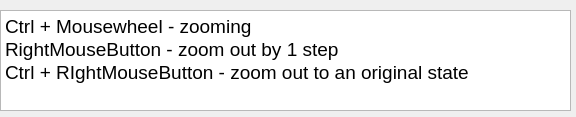
Qt form QwtPlotter/HotkeysInfo.ui (TauZer0/TypingAnalysis) before a commit.
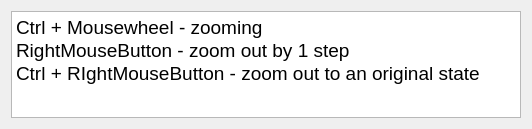
The same form after that commit.

Commit message: fixed resizing of HotkeysInfo

```diff
--- a/QwtPlotter/HotkeysInfo.ui
+++ b/QwtPlotter/HotkeysInfo.ui
@@ -6,22 +6,18 @@
    <rect>
     <x>0</x>
     <y>0</y>
-    <width>576</width>
-    <height>117</height>
+    <width>532</width>
+    <height>129</height>
    </rect>
   </property>
   <property name="windowTitle">
    <string>Hotkeys</string>
   </property>
+  <layout class="QGridLayout" name="gridLayout">
+   <item row="0" column="0">
+    <layout class="QFormLayout" name="formLayout">
+     <item row="0" column="0" colspan="2">
   <widget class="QTextBrowser" name="textBrowser">
-   <property name="geometry">
-    <rect>
-     <x>0</x>
-     <y>10</y>
-     <width>571</width>
-     <height>101</height>
-    </rect>
-   </property>
    <property name="html">
     <string>&lt;!DOCTYPE HTML PUBLIC &quot;-//W3C//DTD HTML 4.0//EN&quot; &quot;http://www.w3.org/TR/REC-html40/strict.dtd&quot;&gt;
 &lt;html&gt;&lt;head&gt;&lt;meta name=&quot;qrichtext&quot; content=&quot;1&quot; /&gt;&lt;style type=&quot;text/css&quot;&gt;
@@ -32,6 +28,10 @@
 &lt;p style=&quot; margin-top:0px; margin-bottom:0px; margin-left:0px; margin-right:0px; -qt-block-indent:0; text-indent:0px;&quot;&gt;&lt;span style=&quot; font-size:14pt;&quot;&gt;Ctrl + RIghtMouseButton - zoom out to an original state&lt;/span&gt;&lt;/p&gt;&lt;/body&gt;&lt;/html&gt;</string>
    </property>
   </widget>
+     </item>
+    </layout>
+   </item>
+  </layout>
  </widget>
  <resources/>
  <connections/>
```
Lines whose indentation alone changed are shown as unchanged.
